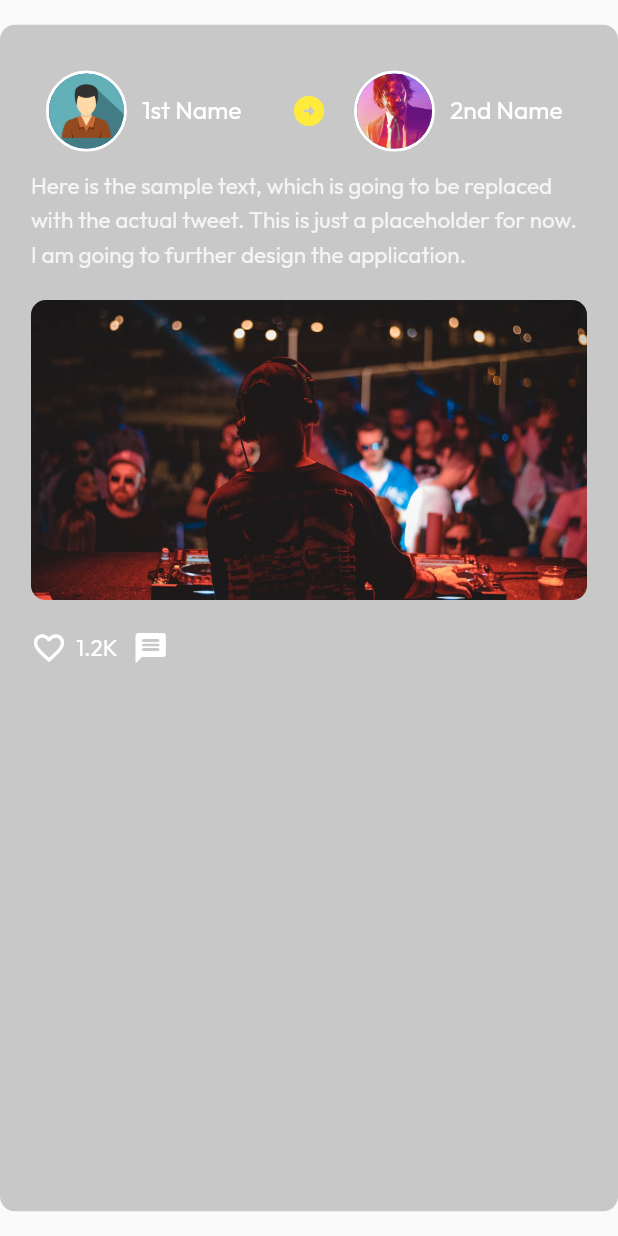
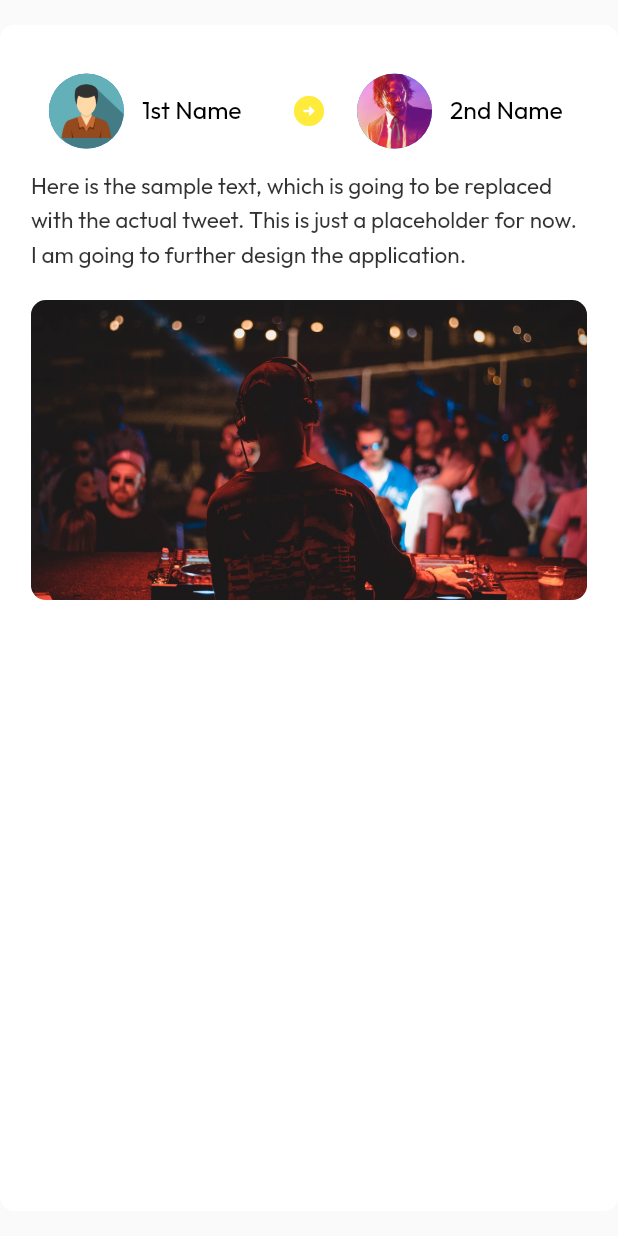
Before and after one commit to TheMR-777/Cherp, a Flutter app: the TheCard widget shown alone on an empty page, opened directly, on a phone screen of 412 x 824 dp. Run offline on Flutter 3.47's test engine with Material 2 defaults, Android fonts, the phone set to English and light mode, and no system bars; our stand-ins replace carousel_slider, flutter_svg, google_fonts, intl_phone_field.

Commit message:
Implementing Light Mode - 1/2

```diff
--- a/lib/main.dart
+++ b/lib/main.dart
@@ -16,9 +16,9 @@
   debugShowCheckedModeBanner: false,
   color: Colors.yellow,
   title: "Twittery",
-   initialRoute: "signin",
+  initialRoute: "sign-in",
     routes: {
-      "signin": (context) => Sign_in(),
+      "sign-in": (context) => Sign_in(),
       "verification": (context) => OTP_verification(),
       "home": (context) => TheMain(),
     },
--- a/lib/sources.dart
+++ b/lib/sources.dart
@@ -5,9 +5,16 @@
 
 
 class sources {
+  static var is_dark = false;
+
+  static const color_dark = Colors.black;
+  static const color_light = Colors.white;
+
   static const icon_main = "assets/Icon/main_transparent.svg";
   static const background = "assets/background_dark.png";
   static const font_style = GoogleFonts.outfit;
+
+  static const background_light = "assets/background_light.png";
 
   static const icon_video = "assets/Icon/add_video.svg";
   static const icon_photo = "assets/Icon/add_photo.svg";
@@ -30,9 +37,11 @@
 
   @override
   Widget build(BuildContext context) => Container(
-    decoration: const BoxDecoration(
+    decoration: BoxDecoration(
       image: DecorationImage(
-        image: AssetImage(sources.background),
+        image: AssetImage(
+          sources.is_dark ? sources.background : sources.background_light,
+        ),
         fit: BoxFit.cover,
       ),
     ),
@@ -82,7 +91,7 @@
           Text(
             name,
             style: sources.font_style(
-              color: Colors.white,
+              color: sources.is_dark ? sources.color_light : sources.color_dark,
               fontSize: MediaQuery.of(context).size.width * 0.04,
             ),
           )
@@ -92,7 +101,7 @@
 
     return Container(
       decoration: BoxDecoration(
-        color: Colors.black.withOpacity(0.2),
+        color: sources.is_dark ? sources.color_dark.withOpacity(0.2) : sources.color_light,
         borderRadius: BorderRadius.circular(10),
       ),
       margin: EdgeInsets.symmetric(
@@ -120,7 +129,7 @@
                 "tweet. This is just a placeholder for now. I am going to further design "
                 "the application.",
             style: sources.font_style(
-              color: Colors.white.withOpacity(0.8),
+              color: (sources.is_dark ? sources.color_light : sources.color_dark).withOpacity(0.8),
               fontSize: 15,
               height: 1.5,
             ),
--- a/pubspec.yaml
+++ b/pubspec.yaml
@@ -12,6 +12,7 @@
   google_fonts: ^3.0.1
   carousel_slider: ^4.2.1
   intl_phone_field: ^3.1.0
+  pinput: ^2.2.21
 
 dev_dependencies:
   flutter_test:
```
Also changed, not shown: pubspec.lock, 2 other files.
